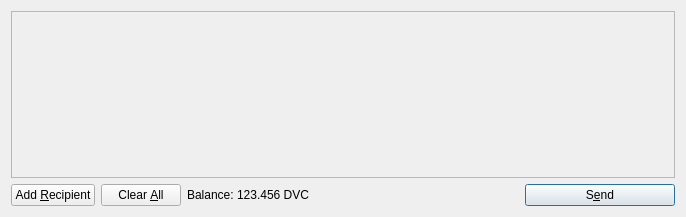
This is src/qt/forms/sendcoinsdialog.ui in devcoin/core as Qt 5 draws it before an edit. The edited form follows.
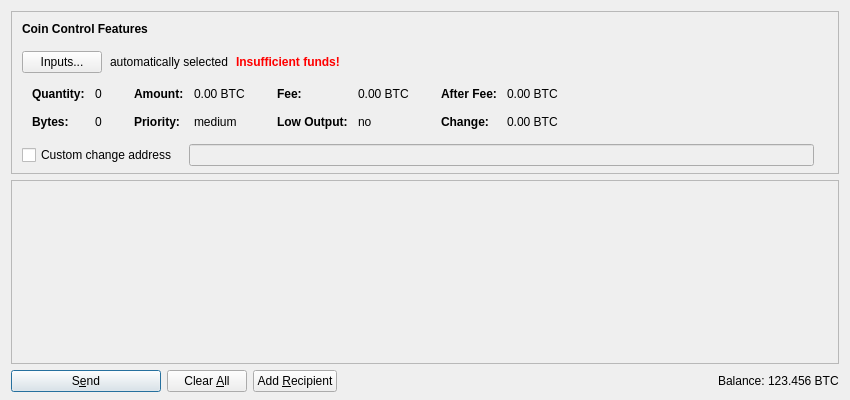
This is the edited form. Icons and pictures are not drawn. Custom widgets are drawn as their Qt base class.

Patch:
```diff
--- a/src/qt/forms/sendcoinsdialog.ui
+++ b/src/qt/forms/sendcoinsdialog.ui
@@ -6,14 +6,603 @@
    <rect>
     <x>0</x>
     <y>0</y>
-    <width>686</width>
-    <height>217</height>
+    <width>850</width>
+    <height>400</height>
    </rect>
   </property>
   <property name="windowTitle">
    <string>Send Coins</string>
   </property>
-  <layout class="QVBoxLayout" name="verticalLayout">
+  <layout class="QVBoxLayout" name="verticalLayout" stretch="0,1,0">
+   <property name="bottomMargin">
+    <number>8</number>
+   </property>
+   <item>
+    <widget class="QFrame" name="frameCoinControl">
+     <property name="sizePolicy">
+      <sizepolicy hsizetype="Expanding" vsizetype="Expanding">
+       <horstretch>0</horstretch>
+       <verstretch>0</verstretch>
+      </sizepolicy>
+     </property>
+     <property name="maximumSize">
+      <size>
+       <width>16777215</width>
+       <height>16777215</height>
+      </size>
+     </property>
+     <property name="frameShape">
+      <enum>QFrame::StyledPanel</enum>
+     </property>
+     <property name="frameShadow">
+      <enum>QFrame::Sunken</enum>
+     </property>
+     <layout class="QVBoxLayout" name="verticalLayoutCoinControl2">
+      <property name="spacing">
+       <number>0</number>
+      </property>
+      <property name="leftMargin">
+       <number>0</number>
+      </property>
+      <property name="topMargin">
+       <number>0</number>
+      </property>
+      <property name="rightMargin">
+       <number>0</number>
+      </property>
+      <property name="bottomMargin">
+       <number>6</number>
+      </property>
+      <item>
+       <layout class="QVBoxLayout" name="verticalLayoutCoinControl" stretch="0,0,0,0,1">
+        <property name="spacing">
+         <number>0</number>
+        </property>
+        <property name="leftMargin">
+         <number>10</number>
+        </property>
+        <property name="topMargin">
+         <number>10</number>
+        </property>
+        <item>
+         <layout class="QHBoxLayout" name="horizontalLayoutCoinControl1">
+          <property name="bottomMargin">
+           <number>15</number>
+          </property>
+          <item>
+           <widget class="QLabel" name="labelCoinControlFeatures">
+            <property name="sizePolicy">
+             <sizepolicy hsizetype="Preferred" vsizetype="Maximum">
+              <horstretch>0</horstretch>
+              <verstretch>0</verstretch>
+             </sizepolicy>
+            </property>
+            <property name="font">
+             <font>
+              <weight>75</weight>
+              <bold>true</bold>
+             </font>
+            </property>
+            <property name="styleSheet">
+             <string notr="true">font-weight:bold;</string>
+            </property>
+            <property name="text">
+             <string>Coin Control Features</string>
+            </property>
+           </widget>
+          </item>
+         </layout>
+        </item>
+        <item>
+         <layout class="QHBoxLayout" name="horizontalLayoutCoinControl2" stretch="0,0,0,0">
+          <property name="spacing">
+           <number>8</number>
+          </property>
+          <property name="bottomMargin">
+           <number>10</number>
+          </property>
+          <item>
+           <widget class="QPushButton" name="pushButtonCoinControl">
+            <property name="styleSheet">
+             <string notr="true"/>
+            </property>
+            <property name="text">
+             <string>Inputs...</string>
+            </property>
+           </widget>
+          </item>
+          <item>
+           <widget class="QLabel" name="labelCoinControlAutomaticallySelected">
+            <property name="text">
+             <string>automatically selected</string>
+            </property>
+            <property name="margin">
+             <number>5</number>
+            </property>
+           </widget>
+          </item>
+          <item>
+           <widget class="QLabel" name="labelCoinControlInsuffFunds">
+            <property name="font">
+             <font>
+              <weight>75</weight>
+              <bold>true</bold>
+             </font>
+            </property>
+            <property name="styleSheet">
+             <string notr="true">color:red;font-weight:bold;</string>
+            </property>
+            <property name="text">
+             <string>Insufficient funds!</string>
+            </property>
+            <property name="margin">
+             <number>5</number>
+            </property>
+           </widget>
+          </item>
+          <item>
+           <spacer name="horizontalSpacerCoinControl">
+            <property name="orientation">
+             <enum>Qt::Horizontal</enum>
+            </property>
+            <property name="sizeHint" stdset="0">
+             <size>
+              <width>40</width>
+              <height>1</height>
+             </size>
+            </property>
+           </spacer>
+          </item>
+         </layout>
+        </item>
+        <item>
+         <widget class="QWidget" name="widgetCoinControl" native="true">
+          <property name="sizePolicy">
+           <sizepolicy hsizetype="Preferred" vsizetype="Preferred">
+            <horstretch>0</horstretch>
+            <verstretch>0</verstretch>
+           </sizepolicy>
+          </property>
+          <property name="minimumSize">
+           <size>
+            <width>0</width>
+            <height>0</height>
+           </size>
+          </property>
+          <property name="styleSheet">
+           <string notr="true"/>
+          </property>
+          <layout class="QHBoxLayout" name="horizontalLayoutCoinControl5">
+           <property name="leftMargin">
+            <number>0</number>
+           </property>
+           <property name="topMargin">
+            <number>0</number>
+           </property>
+           <property name="rightMargin">
+            <number>0</number>
+           </property>
+           <property name="bottomMargin">
+            <number>0</number>
+           </property>
+           <item>
+            <layout class="QHBoxLayout" name="horizontalLayoutCoinControl3" stretch="0,0,0,1">
+             <property name="spacing">
+              <number>20</number>
+             </property>
+             <property name="topMargin">
+              <number>0</number>
+             </property>
+             <property name="bottomMargin">
+              <number>10</number>
+             </property>
+             <item>
+              <layout class="QFormLayout" name="formLayoutCoinControl1">
+               <property name="horizontalSpacing">
+                <number>10</number>
+               </property>
+               <property name="verticalSpacing">
+                <number>14</number>
+               </property>
+               <property name="leftMargin">
+                <number>10</number>
+               </property>
+               <property name="topMargin">
+                <number>4</number>
+               </property>
+               <property name="rightMargin">
+                <number>6</number>
+               </property>
+               <item row="0" column="0">
+                <widget class="QLabel" name="labelCoinControlQuantityText">
+                 <property name="font">
+                  <font>
+                   <weight>75</weight>
+                   <bold>true</bold>
+                  </font>
+                 </property>
+                 <property name="text">
+                  <string>Quantity:</string>
+                 </property>
+                 <property name="margin">
+                  <number>0</number>
+                 </property>
+                </widget>
+               </item>
+               <item row="0" column="1">
+                <widget class="QLabel" name="labelCoinControlQuantity">
+                 <property name="cursor">
+                  <cursorShape>IBeamCursor</cursorShape>
+                 </property>
+                 <property name="contextMenuPolicy">
+                  <enum>Qt::ActionsContextMenu</enum>
+                 </property>
+                 <property name="text">
+                  <string notr="true">0</string>
+                 </property>
+                 <property name="margin">
+                  <number>0</number>
+                 </property>
+                 <property name="textInteractionFlags">
+                  <set>Qt::LinksAccessibleByMouse|Qt::TextSelectableByKeyboard|Qt::TextSelectableByMouse</set>
+                 </property>
+                </widget>
+               </item>
+               <item row="1" column="0">
+                <widget class="QLabel" name="labelCoinControlBytesText">
+                 <property name="font">
+                  <font>
+                   <weight>75</weight>
+                   <bold>true</bold>
+                  </font>
+                 </property>
+                 <property name="text">
+                  <string>Bytes:</string>
+                 </property>
+                </widget>
+               </item>
+               <item row="1" column="1">
+                <widget class="QLabel" name="labelCoinControlBytes">
+                 <property name="cursor">
+                  <cursorShape>IBeamCursor</cursorShape>
+                 </property>
+                 <property name="contextMenuPolicy">
+                  <enum>Qt::ActionsContextMenu</enum>
+                 </property>
+                 <property name="text">
+                  <string notr="true">0</string>
+                 </property>
+                 <property name="textInteractionFlags">
+                  <set>Qt::LinksAccessibleByMouse|Qt::TextSelectableByKeyboard|Qt::TextSelectableByMouse</set>
+                 </property>
+                </widget>
+               </item>
+              </layout>
+             </item>
+             <item>
+              <layout class="QFormLayout" name="formLayoutCoinControl2">
+               <property name="horizontalSpacing">
+                <number>10</number>
+               </property>
+               <property name="verticalSpacing">
+                <number>14</number>
+               </property>
+               <property name="leftMargin">
+                <number>6</number>
+               </property>
+               <property name="topMargin">
+                <number>4</number>
+               </property>
+               <property name="rightMargin">
+                <number>6</number>
+               </property>
+               <item row="0" column="0">
+                <widget class="QLabel" name="labelCoinControlAmountText">
+                 <property name="font">
+                  <font>
+                   <weight>75</weight>
+                   <bold>true</bold>
+                  </font>
+                 </property>
+                 <property name="text">
+                  <string>Amount:</string>
+                 </property>
+                 <property name="margin">
+                  <number>0</number>
+                 </property>
+                </widget>
+               </item>
+               <item row="0" column="1">
+                <widget class="QLabel" name="labelCoinControlAmount">
+                 <property name="cursor">
+                  <cursorShape>IBeamCursor</cursorShape>
+                 </property>
+                 <property name="contextMenuPolicy">
+                  <enum>Qt::ActionsContextMenu</enum>
+                 </property>
+                 <property name="text">
+                  <string notr="true">0.00 BTC</string>
+                 </property>
+                 <property name="textInteractionFlags">
+                  <set>Qt::LinksAccessibleByMouse|Qt::TextSelectableByKeyboard|Qt::TextSelectableByMouse</set>
+                 </property>
+                </widget>
+               </item>
+               <item row="1" column="0">
+                <widget class="QLabel" name="labelCoinControlPriorityText">
+                 <property name="font">
+                  <font>
+                   <weight>75</weight>
+                   <bold>true</bold>
+                  </font>
+                 </property>
+                 <property name="text">
+                  <string>Priority:</string>
+                 </property>
+                </widget>
+               </item>
+               <item row="1" column="1">
+                <widget class="QLabel" name="labelCoinControlPriority">
+                 <property name="cursor">
+                  <cursorShape>IBeamCursor</cursorShape>
+                 </property>
+                 <property name="contextMenuPolicy">
+                  <enum>Qt::ActionsContextMenu</enum>
+                 </property>
+                 <property name="text">
+                  <string notr="true">medium</string>
+                 </property>
+                 <property name="textInteractionFlags">
+                  <set>Qt::LinksAccessibleByMouse|Qt::TextSelectableByKeyboard|Qt::TextSelectableByMouse</set>
+                 </property>
+                </widget>
+               </item>
+              </layout>
+             </item>
+             <item>
+              <layout class="QFormLayout" name="formLayoutCoinControl3">
+               <property name="horizontalSpacing">
+                <number>10</number>
+               </property>
+               <property name="verticalSpacing">
+                <number>14</number>
+               </property>
+               <property name="leftMargin">
+                <number>6</number>
+               </property>
+               <property name="topMargin">
+                <number>4</number>
+               </property>
+               <property name="rightMargin">
+                <number>6</number>
+               </property>
+               <item row="0" column="0">
+                <widget class="QLabel" name="labelCoinControlFeeText">
+                 <property name="font">
+                  <font>
+                   <weight>75</weight>
+                   <bold>true</bold>
+                  </font>
+                 </property>
+                 <property name="text">
+                  <string>Fee:</string>
+                 </property>
+                 <property name="margin">
+                  <number>0</number>
+                 </property>
+                </widget>
+               </item>
+               <item row="0" column="1">
+                <widget class="QLabel" name="labelCoinControlFee">
+                 <property name="cursor">
+                  <cursorShape>IBeamCursor</cursorShape>
+                 </property>
+                 <property name="contextMenuPolicy">
+                  <enum>Qt::ActionsContextMenu</enum>
+                 </property>
+                 <property name="text">
+                  <string notr="true">0.00 BTC</string>
+                 </property>
+                 <property name="textInteractionFlags">
+                  <set>Qt::LinksAccessibleByMouse|Qt::TextSelectableByKeyboard|Qt::TextSelectableByMouse</set>
+                 </property>
+                </widget>
+               </item>
+               <item row="1" column="0">
+                <widget class="QLabel" name="labelCoinControlLowOutputText">
+                 <property name="font">
+                  <font>
+                   <weight>75</weight>
+                   <bold>true</bold>
+                  </font>
+                 </property>
+                 <property name="text">
+                  <string>Low Output:</string>
+                 </property>
+                </widget>
+               </item>
+               <item row="1" column="1">
+                <widget class="QLabel" name="labelCoinControlLowOutput">
+                 <property name="cursor">
+                  <cursorShape>IBeamCursor</cursorShape>
+                 </property>
+                 <property name="contextMenuPolicy">
+                  <enum>Qt::ActionsContextMenu</enum>
+                 </property>
+                 <property name="text">
+                  <string notr="true">no</string>
+                 </property>
+                 <property name="textInteractionFlags">
+                  <set>Qt::LinksAccessibleByMouse|Qt::TextSelectableByKeyboard|Qt::TextSelectableByMouse</set>
+                 </property>
+                </widget>
+               </item>
+              </layout>
+             </item>
+             <item>
+              <layout class="QFormLayout" name="formLayoutCoinControl4">
+               <property name="horizontalSpacing">
+                <number>10</number>
+               </property>
+               <property name="verticalSpacing">
+                <number>14</number>
+               </property>
+               <property name="leftMargin">
+                <number>6</number>
+               </property>
+               <property name="topMargin">
+                <number>4</number>
+               </property>
+               <property name="rightMargin">
+                <number>6</number>
+               </property>
+               <item row="0" column="0">
+                <widget class="QLabel" name="labelCoinControlAfterFeeText">
+                 <property name="font">
+                  <font>
+                   <weight>75</weight>
+                   <bold>true</bold>
+                  </font>
+                 </property>
+                 <property name="text">
+                  <string>After Fee:</string>
+                 </property>
+                 <property name="margin">
+                  <number>0</number>
+                 </property>
+                </widget>
+               </item>
+               <item row="0" column="1">
+                <widget class="QLabel" name="labelCoinControlAfterFee">
+                 <property name="cursor">
+                  <cursorShape>IBeamCursor</cursorShape>
+                 </property>
+                 <property name="contextMenuPolicy">
+                  <enum>Qt::ActionsContextMenu</enum>
+                 </property>
+                 <property name="text">
+                  <string notr="true">0.00 BTC</string>
+                 </property>
+                 <property name="textInteractionFlags">
+                  <set>Qt::LinksAccessibleByMouse|Qt::TextSelectableByKeyboard|Qt::TextSelectableByMouse</set>
+                 </property>
+                </widget>
+               </item>
+               <item row="1" column="0">
+                <widget class="QLabel" name="labelCoinControlChangeText">
+                 <property name="font">
+                  <font>
+                   <weight>75</weight>
+                   <bold>true</bold>
+                  </font>
+                 </property>
+                 <property name="text">
+                  <string>Change:</string>
+                 </property>
+                </widget>
+               </item>
+               <item row="1" column="1">
+                <widget class="QLabel" name="labelCoinControlChange">
+                 <property name="cursor">
+                  <cursorShape>IBeamCursor</cursorShape>
+                 </property>
+                 <property name="contextMenuPolicy">
+                  <enum>Qt::ActionsContextMenu</enum>
+                 </property>
+                 <property name="text">
+                  <string notr="true">0.00 BTC</string>
+                 </property>
+                 <property name="textInteractionFlags">
+                  <set>Qt::LinksAccessibleByMouse|Qt::TextSelectableByKeyboard|Qt::TextSelectableByMouse</set>
+                 </property>
+                </widget>
+               </item>
+              </layout>
+             </item>
+            </layout>
+           </item>
+          </layout>
+         </widget>
+        </item>
+        <item>
+         <layout class="QHBoxLayout" name="horizontalLayoutCoinControl4" stretch="0,0,0">
+          <property name="spacing">
+           <number>12</number>
+          </property>
+          <property name="sizeConstraint">
+           <enum>QLayout::SetDefaultConstraint</enum>
+          </property>
+          <property name="topMargin">
+           <number>5</number>
+          </property>
+          <property name="rightMargin">
+           <number>5</number>
+          </property>
+          <item>
+           <widget class="QCheckBox" name="checkBoxCoinControlChange">
+            <property name="toolTip">
+             <string>If this is activated, but the change address is empty or invalid, change will be sent to a newly generated address.</string>
+            </property>
+            <property name="text">
+             <string>Custom change address</string>
+            </property>
+           </widget>
+          </item>
+          <item>
+           <widget class="QValidatedLineEdit" name="lineEditCoinControlChange">
+            <property name="enabled">
+             <bool>false</bool>
+            </property>
+            <property name="sizePolicy">
+             <sizepolicy hsizetype="Expanding" vsizetype="Fixed">
+              <horstretch>0</horstretch>
+              <verstretch>0</verstretch>
+             </sizepolicy>
+            </property>
+           </widget>
+          </item>
+          <item>
+           <widget class="QLabel" name="labelCoinControlChangeLabel">
+            <property name="sizePolicy">
+             <sizepolicy hsizetype="Preferred" vsizetype="Expanding">
+              <horstretch>0</horstretch>
+              <verstretch>0</verstretch>
+             </sizepolicy>
+            </property>
+            <property name="minimumSize">
+             <size>
+              <width>0</width>
+              <height>0</height>
+             </size>
+            </property>
+            <property name="text">
+             <string/>
+            </property>
+            <property name="margin">
+             <number>3</number>
+            </property>
+           </widget>
+          </item>
+         </layout>
+        </item>
+        <item>
+         <spacer name="verticalSpacerCoinControl">
+          <property name="orientation">
+           <enum>Qt::Vertical</enum>
+          </property>
+          <property name="sizeHint" stdset="0">
+           <size>
+            <width>800</width>
+            <height>1</height>
+           </size>
+          </property>
+         </spacer>
+        </item>
+       </layout>
+      </item>
+     </layout>
+    </widget>
+   </item>
    <item>
     <widget class="QScrollArea" name="scrollArea">
      <property name="widgetResizable">
@@ -24,12 +613,21 @@
        <rect>
         <x>0</x>
         <y>0</y>
-        <width>666</width>
-        <height>165</height>
+        <width>830</width>
+        <height>178</height>
        </rect>
       </property>
-      <layout class="QVBoxLayout" name="verticalLayout_2">
-       <property name="margin">
+      <layout class="QVBoxLayout" name="verticalLayout_2" stretch="0,1">
+       <property name="leftMargin">
+        <number>0</number>
+       </property>
+       <property name="topMargin">
+        <number>0</number>
+       </property>
+       <property name="rightMargin">
+        <number>0</number>
+       </property>
+       <property name="bottomMargin">
         <number>0</number>
        </property>
        <item>
@@ -59,19 +657,25 @@
    <item>
     <layout class="QHBoxLayout" name="horizontalLayout">
      <item>
-      <widget class="QPushButton" name="addButton">
+      <widget class="QPushButton" name="sendButton">
+       <property name="minimumSize">
+        <size>
+         <width>150</width>
+         <height>0</height>
+        </size>
+       </property>
        <property name="toolTip">
         <string>Send to multiple recipients at once</string>
        </property>
        <property name="text">
-        <string>Add &amp;Recipient</string>
+        <string>S&amp;end</string>
        </property>
        <property name="icon">
         <iconset resource="../bitcoin.qrc">
          <normaloff>:/icons/add</normaloff>:/icons/add</iconset>
        </property>
-       <property name="autoDefault">
-        <bool>false</bool>
+       <property name="default">
+        <bool>true</bool>
        </property>
       </widget>
      </item>
@@ -101,6 +705,36 @@
        </property>
       </widget>
      </item>
+     <item>
+      <widget class="QPushButton" name="addButton">
+       <property name="toolTip">
+        <string>Send to multiple recipients at once</string>
+       </property>
+       <property name="text">
+        <string>Add &amp;Recipient</string>
+       </property>
+       <property name="icon">
+        <iconset resource="../bitcoin.qrc">
+         <normaloff>:/icons/add</normaloff>:/icons/add</iconset>
+       </property>
+       <property name="autoDefault">
+        <bool>false</bool>
+       </property>
+      </widget>
+     </item>
+     <item>
+      <spacer name="horizontalSpacer">
+       <property name="orientation">
+        <enum>Qt::Horizontal</enum>
+       </property>
+       <property name="sizeHint" stdset="0">
+        <size>
+         <width>40</width>
+         <height>20</height>
+        </size>
+       </property>
+      </spacer>
+     </item>
      <item>
       <layout class="QHBoxLayout" name="horizontalLayout_2">
        <property name="spacing">
@@ -108,6 +742,12 @@
        </property>
        <item>
         <widget class="QLabel" name="label">
+         <property name="sizePolicy">
+          <sizepolicy hsizetype="Preferred" vsizetype="Fixed">
+           <horstretch>0</horstretch>
+           <verstretch>0</verstretch>
+          </sizepolicy>
+         </property>
          <property name="text">
           <string>Balance:</string>
          </property>
@@ -115,11 +755,17 @@
        </item>
        <item>
         <widget class="QLabel" name="labelBalance">
+         <property name="sizePolicy">
+          <sizepolicy hsizetype="Preferred" vsizetype="Fixed">
+           <horstretch>0</horstretch>
+           <verstretch>0</verstretch>
+          </sizepolicy>
+         </property>
          <property name="cursor">
           <cursorShape>IBeamCursor</cursorShape>
          </property>
          <property name="text">
-          <string>123.456 DVC</string>
+          <string notr="true">123.456 BTC</string>
          </property>
          <property name="textInteractionFlags">
           <set>Qt::LinksAccessibleByMouse|Qt::TextSelectableByKeyboard|Qt::TextSelectableByMouse</set>
@@ -128,46 +774,17 @@
        </item>
       </layout>
      </item>
-     <item>
-      <spacer name="horizontalSpacer">
-       <property name="orientation">
-        <enum>Qt::Horizontal</enum>
-       </property>
-       <property name="sizeHint" stdset="0">
-        <size>
-         <width>40</width>
-         <height>20</height>
-        </size>
-       </property>
-      </spacer>
-     </item>
-     <item>
-      <widget class="QPushButton" name="sendButton">
-       <property name="minimumSize">
-        <size>
-         <width>150</width>
-         <height>0</height>
-        </size>
-       </property>
-       <property name="toolTip">
-        <string>Confirm the send action</string>
-       </property>
-       <property name="text">
-        <string>S&amp;end</string>
-       </property>
-       <property name="icon">
-        <iconset resource="../bitcoin.qrc">
-         <normaloff>:/icons/send</normaloff>:/icons/send</iconset>
-       </property>
-       <property name="default">
-        <bool>true</bool>
-       </property>
-      </widget>
-     </item>
     </layout>
    </item>
   </layout>
  </widget>
+ <customwidgets>
+  <customwidget>
+   <class>QValidatedLineEdit</class>
+   <extends>QLineEdit</extends>
+   <header>qvalidatedlineedit.h</header>
+  </customwidget>
+ </customwidgets>
  <resources>
   <include location="../bitcoin.qrc"/>
  </resources>
```
Left out of the diff: 6 changed lines with no effect on the pictures.
